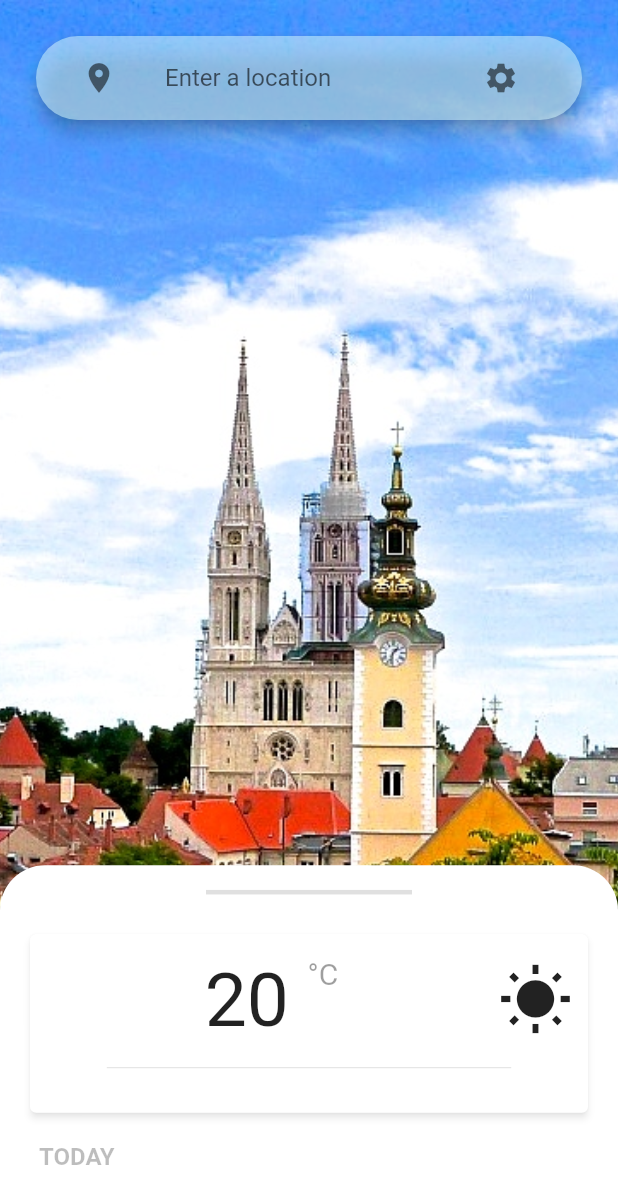
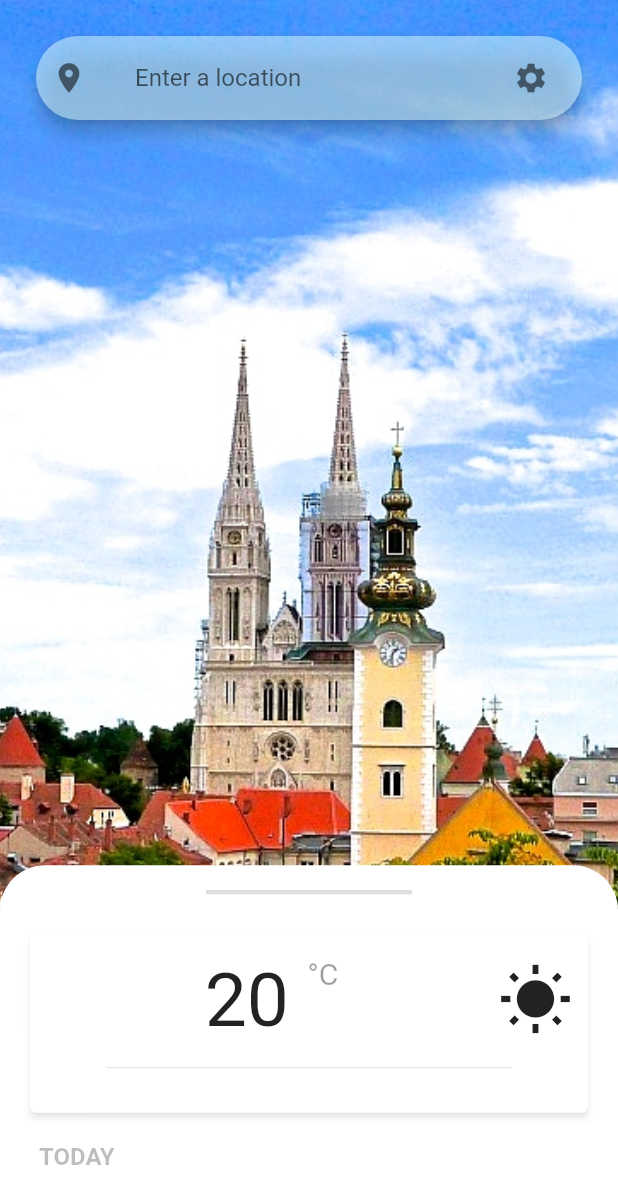
Before and after one commit to FilipLjubic/weather_app, a Flutter app: the screen it shows after launch, on a phone screen of 412 x 824 dp. Shown: the top 1204 px of the screen. Run offline on Flutter 3.47's test engine with Material 2 defaults, Android fonts, the phone set to English and light mode, and no system bars; our stand-ins replace weather_icons; missing offline and left inert: date_time_format.

Commit message:
refactored a bit

```diff
--- a/lib/screens/home.dart
+++ b/lib/screens/home.dart
@@ -1,6 +1,7 @@
 import 'package:flutter/material.dart';
 import 'package:weather_app/screens/future_days.dart';
 import 'package:weather_app/widgets/current_weather_card.dart';
+import 'package:weather_app/widgets/floating_search_bar.dart';
 
 /// TODO: - fix draggablescrollview
 ///       - make it beautiful
@@ -34,44 +35,8 @@ class Home extends StatelessWidget {
                 ),
               ),
             ),
-            Align(
-              alignment: Alignment.topCenter,
-              child: Container(
-                margin: const EdgeInsets.fromLTRB(20.0, 20.0, 20.0, 0.0),
-                child: Card(
-                  elevation: 5.0,
-                  shape: RoundedRectangleBorder(
-                    borderRadius: BorderRadius.circular(30.0),
-                  ),
-                  color: const Color(0x99D2F6FF).withOpacity(0.55),
-                  child: ListTile(
-                    contentPadding:
-                        const EdgeInsets.symmetric(horizontal: 30.0),
-                    leading: const Icon(
-                      Icons.location_on,
-                      color: Colors.black54,
-                    ),
-                    title: TextField(
-                      keyboardType: TextInputType.text,
-                      textInputAction: TextInputAction.go,
-                      decoration: InputDecoration(
-                        border: InputBorder.none,
-                        // set to current location
-                        hintText: "Enter a location",
-                      ),
-                    ),
-                    // make it shine while its being held
-                    trailing: IconButton(
-                      icon: const Icon(
-                        Icons.settings,
-                        color: Colors.black54,
-                      ),
-                      onPressed: () => print("settings"),
-                    ),
-                  ),
-                ),
-              ),
-            ),
+            // floating search bar
+            FloatingSearchBar(),
             DraggableScrollableSheet(
               maxChildSize: 0.5,
               minChildSize: 0.2,
--- /dev/null
+++ b/lib/widgets/floating_search_bar.dart
@@ -0,0 +1,44 @@
+import 'package:flutter/material.dart';
+
+class FloatingSearchBar extends StatelessWidget {
+  @override
+  Widget build(BuildContext context) {
+    return Align(
+      alignment: Alignment.topCenter,
+      child: Container(
+        margin: const EdgeInsets.fromLTRB(20.0, 20.0, 20.0, 0.0),
+        child: Card(
+          elevation: 5.0,
+          shape: RoundedRectangleBorder(
+            borderRadius: BorderRadius.circular(30.0),
+          ),
+          color: const Color(0x99D2F6FF).withOpacity(0.55),
+          child: ListTile(
+            contentPadding: const EdgeInsets.symmetric(horizontal: 10.0),
+            leading: const Icon(
+              Icons.location_on,
+              color: Colors.black54,
+            ),
+            title: TextField(
+              keyboardType: TextInputType.text,
+              textInputAction: TextInputAction.go,
+              decoration: InputDecoration(
+                border: InputBorder.none,
+                // set to current location
+                hintText: "Enter a location",
+              ),
+            ),
+            // make it shine while its being held
+            trailing: IconButton(
+              icon: const Icon(
+                Icons.settings,
+                color: Colors.black54,
+              ),
+              onPressed: () => print("settings"),
+            ),
+          ),
+        ),
+      ),
+    );
+  }
+}
--- a/pubspec.yaml
+++ b/pubspec.yaml
@@ -28,7 +28,7 @@ dependencies:
   # Use with the CupertinoIcons class for iOS style icons.
   cupertino_icons: ^0.1.3
   weather_icons: ^2.0.1
-  floating_search_bar: ^0.3.0
+  date_time_format: ^1.0.0+4
 
 dev_dependencies:
   flutter_test:
```
Also changed, not shown: 1 other file.
